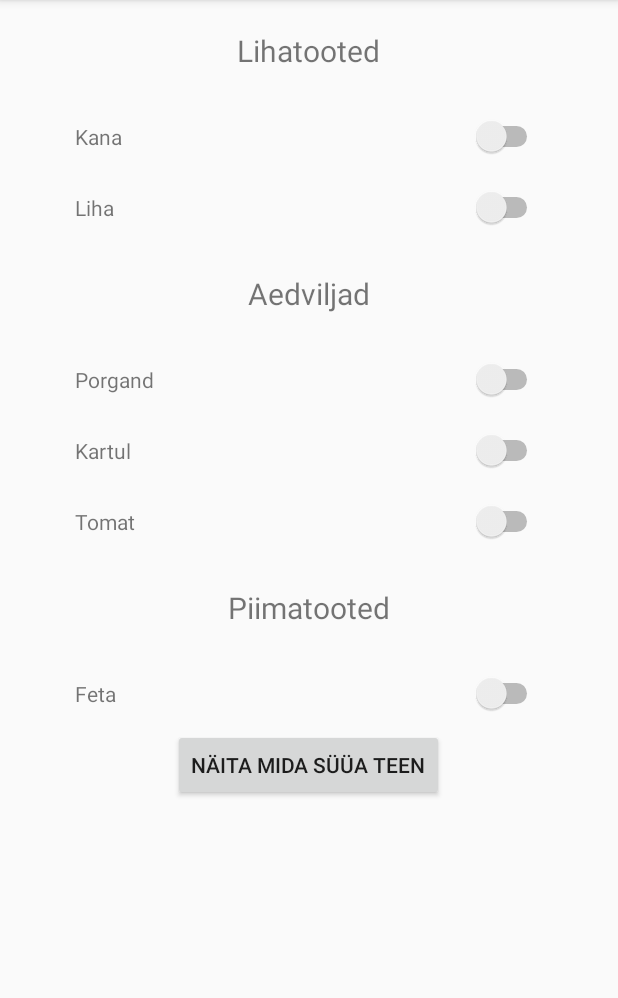
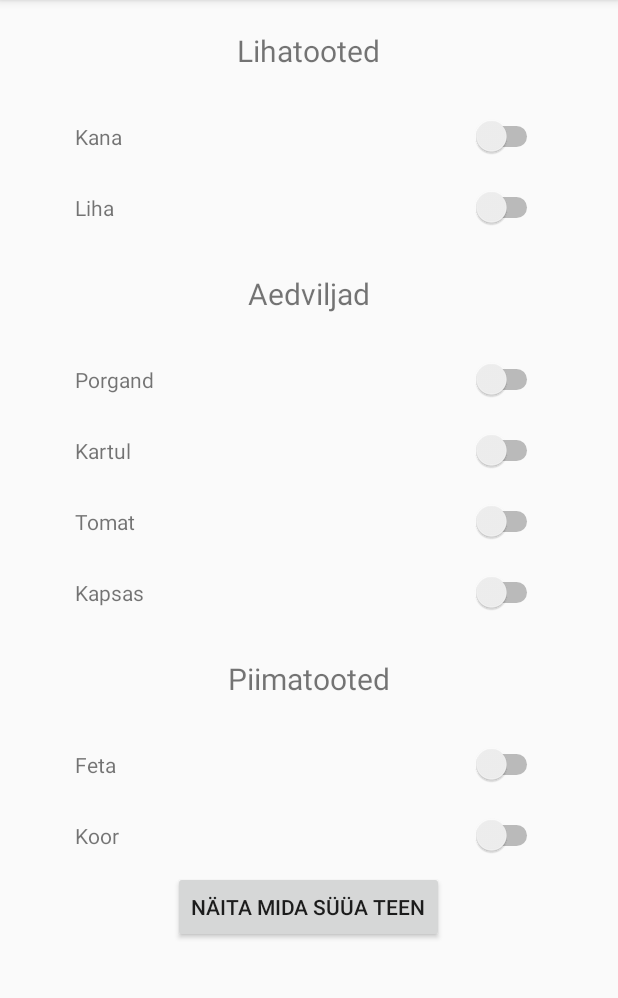
Before and after one commit to Samolberg/CookingApp, an Android app: the SecondActivity screen opened directly, with no data from a screen before it, on a phone screen of 412 x 824 dp, the part 84-1082 px from its top. Run offline under Robolectric (Android 15) with nearby library versions, the phone set to English and light mode, and no system bars.

Commit message:
Added the second tutorial and changed JSON, along with IDs to Estonian

```diff
--- a/app/src/main/res/layout/activity_second.xml
+++ b/app/src/main/res/layout/activity_second.xml
@@ -29,7 +29,7 @@
                 android:layout_width="0dp"
                 android:layout_height="wrap_content"
                 android:layout_weight="1"
-                android:text="@string/chicken" />
+                android:text="@string/kana" />
 
             <Switch
                 android:id="@+id/chickenSwitch"
@@ -47,7 +47,7 @@
                 android:layout_width="0dp"
                 android:layout_height="wrap_content"
                 android:layout_weight="1"
-                android:text="@string/meat" />
+                android:text="@string/liha" />
 
             <Switch
                 android:id="@+id/meatSwitch"
@@ -72,7 +72,7 @@
                 android:layout_width="0dp"
                 android:layout_height="wrap_content"
                 android:layout_weight="1"
-                android:text="@string/carrot" />
+                android:text="@string/porgand" />
 
             <Switch
                 android:id="@+id/carrotSwitch"
@@ -90,7 +90,7 @@
                 android:layout_width="0dp"
                 android:layout_height="wrap_content"
                 android:layout_weight="1"
-                android:text="@string/potato" />
+                android:text="@string/kartul" />
 
             <Switch
                 android:id="@+id/potatoSwitch"
@@ -108,10 +108,27 @@
                 android:layout_width="0dp"
                 android:layout_height="wrap_content"
                 android:layout_weight="1"
-                android:text="@string/tomato" />
+                android:text="@string/tomat" />
 
             <Switch
                 android:id="@+id/tomatoSwitch"
+                android:layout_width="wrap_content"
+                android:layout_height="wrap_content" />
+        </LinearLayout>
+        <LinearLayout
+            android:layout_width="match_parent"
+            android:layout_height="wrap_content"
+            android:orientation="horizontal"
+            android:padding="10dp">
+
+            <TextView
+                android:layout_width="0dp"
+                android:layout_height="wrap_content"
+                android:layout_weight="1"
+                android:text="@string/kapsas" />
+
+            <Switch
+                android:id="@+id/kapsasSwitch"
                 android:layout_width="wrap_content"
                 android:layout_height="wrap_content" />
         </LinearLayout>
@@ -141,6 +158,25 @@
                 android:id="@+id/fetaSwitch"
                 android:layout_width="wrap_content"
                 android:layout_height="wrap_content" />
+
+        </LinearLayout>
+        <LinearLayout
+            android:layout_width="match_parent"
+            android:layout_height="wrap_content"
+            android:orientation="horizontal"
+            android:padding="10dp">
+
+            <TextView
+                android:layout_width="0dp"
+                android:layout_height="wrap_content"
+                android:layout_weight="1"
+                android:text="@string/koor" />
+
+            <Switch
+                android:id="@+id/koorSwitch"
+                android:layout_width="wrap_content"
+                android:layout_height="wrap_content" />
+
         </LinearLayout>
         <Button
             android:layout_width="wrap_content"
--- a/app/src/main/res/values/strings.xml
+++ b/app/src/main/res/values/strings.xml
@@ -1,12 +1,12 @@
 <resources>
     <string name="app_name">Cooking App</string>
     <string name="ingredientsWelcome">Ingredients list</string>
-    <string name="chicken">Kana</string>
-    <string name="meat">Liha</string>
+    <string name="kana">Kana</string>
+    <string name="liha">Liha</string>
     <string name="feta">Feta</string>
-    <string name="tomato">Tomat</string>
-    <string name="carrot">Porgand</string>
-    <string name="potato">Kartul</string>
+    <string name="tomat">Tomat</string>
+    <string name="porgand">Porgand</string>
+    <string name="kartul">Kartul</string>
     <string name="calculate">Näita mida süüa teen</string>
     <string name="shopping">Näita mida poest vaja</string>
     <string name="shoppingEmpty">Sul on kõik vajalik kodus olemas, head kokkamist!</string>
@@ -16,4 +16,6 @@
     <string name="dividerOne">Lihatooted</string>
     <string name="dividerTwo">Aedviljad</string>
     <string name="dividerThree">Piimatooted</string>
+    <string name="koor">Koor</string>
+    <string name="kapsas">Kapsas</string>
 </resources>
```
Also changed, not shown: app/src/main/assets/Recipe.json (+4 -4 lines), app/src/main/java/com/example/cookingapp/SecondActivity.java (+13 -7 lines).
